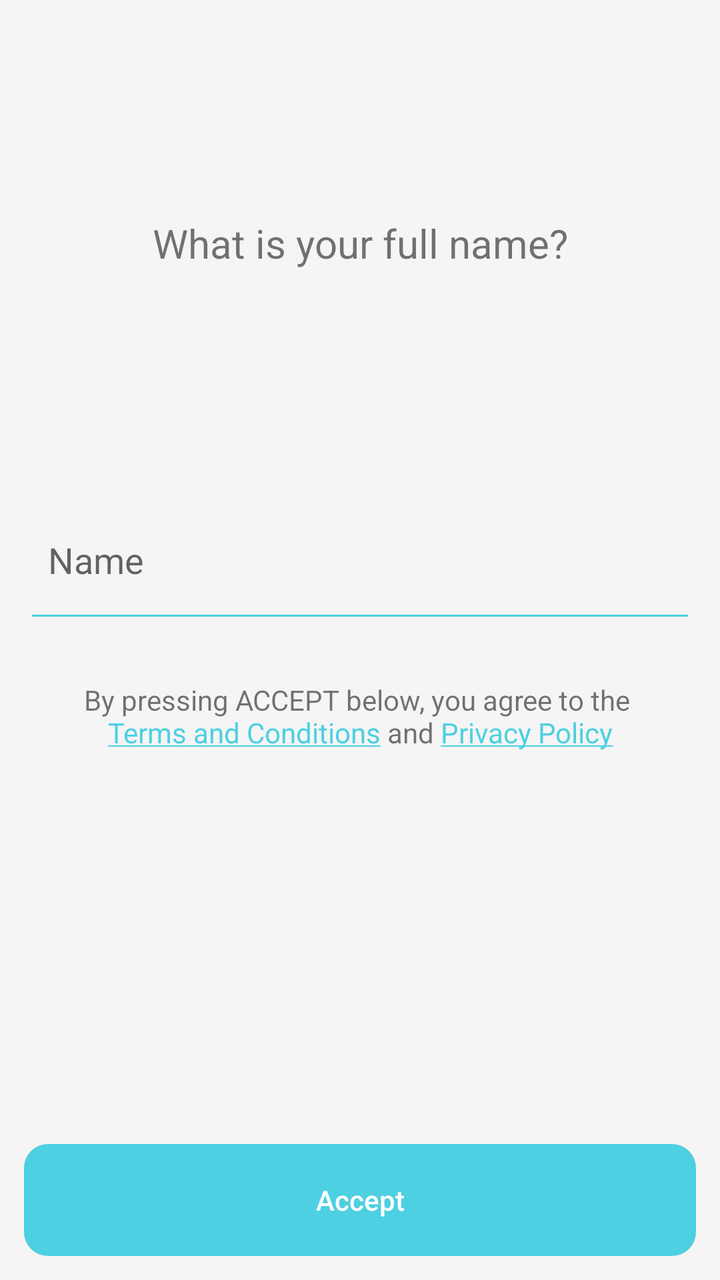
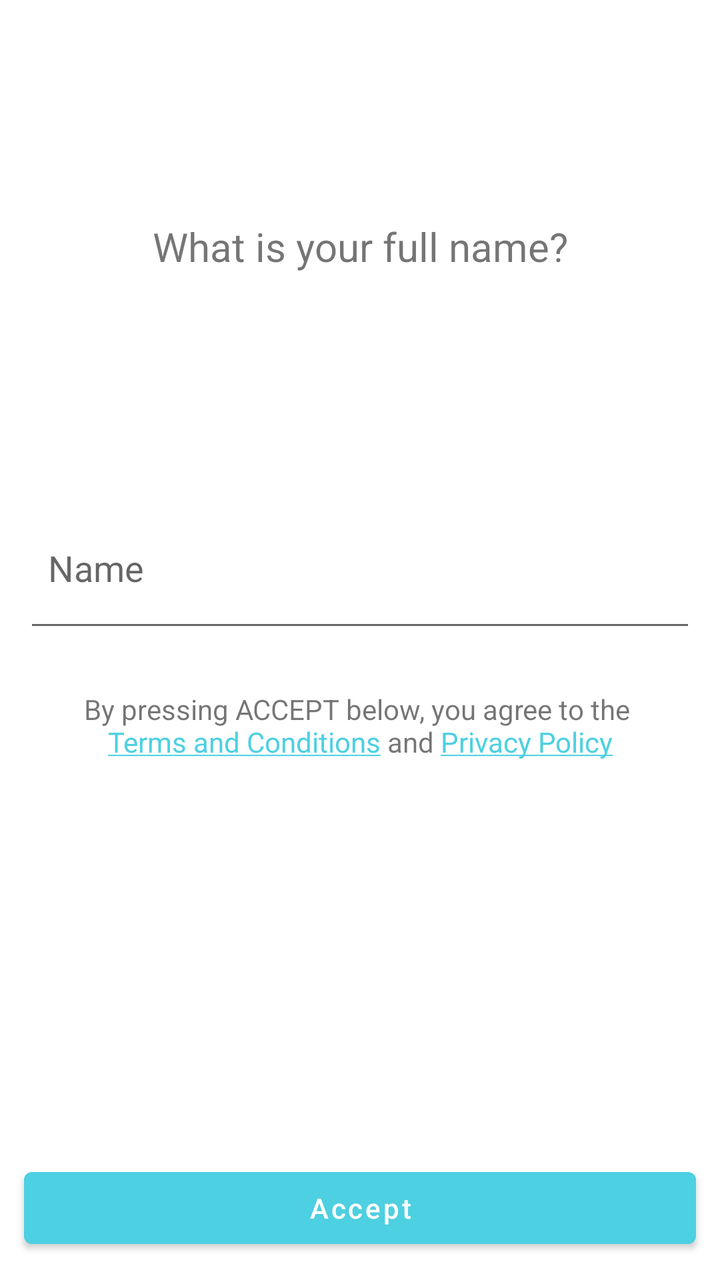

The first picture is an Android layout as it rendered before a commit; the second is the same layout after the commit. The layout source and the unified diff follow.
<!-- AndroidManifest.xml: activity theme LoggedOutTheme -->
<!-- res/layout/activity_terms.xml -->
<?xml version="1.0" encoding="utf-8"?>
<RelativeLayout
    xmlns:android="http://schemas.android.com/apk/res/android"
    xmlns:app="http://schemas.android.com/apk/res-auto"
    xmlns:tools="http://schemas.android.com/tools"
    android:layout_width="match_parent"
    android:layout_height="match_parent">
    <LinearLayout
        android:layout_width="match_parent"
        android:layout_height="match_parent"
        android:orientation="vertical"
        tools:context="com.oo0o0o.colorphoria.activities.loggedoutactivites.BirthdayActivity">


        <TextView
            android:id="@+id/name_prompt_text_view"
            android:layout_width="match_parent"
            android:layout_height="0dp"
            android:layout_weight="3"
            android:gravity="center"
            android:layout_margin="@dimen/activity_horizontal_margin"
            android:textSize="20sp"
            android:breakStrategy="simple"
            android:text="@string/enter_name" />

        <EditText
            android:id="@+id/name_edit_text"
            android:layout_width="match_parent"
            android:layout_height="0dp"
            android:layout_weight="1"
            android:hint="@string/name_placeholder"
            android:layout_marginLeft="@dimen/activity_horizontal_margin"
            android:layout_marginRight="@dimen/activity_horizontal_margin"
            android:padding="@dimen/activity_horizontal_margin"
            android:inputType="textCapWords" />

        <TextView
            android:id="@+id/terms_agreement_text_view"
            android:paddingTop="@dimen/activity_horizontal_margin"
            android:gravity="center|top"
            android:layout_width="match_parent"
            android:layout_height="0dp"
            android:layout_weight="3"
            android:layout_margin="@dimen/activity_horizontal_margin"
            android:textSize="14sp"
            android:breakStrategy="simple"
            android:text="@string/terms_info" />

        <TextView
            android:id="@+id/terms_continue_button"
            android:layout_width="match_parent"
            android:layout_height="@dimen/navigation_footer_height"
            android:background="@drawable/button_selector_large"
            android:text="@string/terms_continue"
            android:gravity="center"
            android:layout_margin="@dimen/activity_horizontal_margin"
            android:textColor="@color/colorPrimary"
            android:fontFamily="sans-serif-medium"
            android:textAllCaps="false"
            android:onClick="onAccept"/>
    </LinearLayout>

    <include layout="@layout/progress"></include>
</RelativeLayout>
<!-- res/layout/progress.xml (included above) -->
<?xml version="1.0" encoding="utf-8"?>
<RelativeLayout xmlns:android="http://schemas.android.com/apk/res/android"
android:id="@+id/progress_bar_layout"
android:layout_width="match_parent"
android:layout_height="match_parent"
android:background="#99000000"
android:visibility="gone">
<ProgressBar
    style="?android:attr/progressBarStyleLarge"
    android:layout_width="wrap_content"
    android:layout_height="wrap_content"
    android:id="@+id/progress_bar"
    android:layout_centerVertical="true"
    android:layout_centerHorizontal="true"
    android:indeterminate="true"
    android:visibility="visible"/>
</RelativeLayout>
<!-- resources referenced by this layout -->
<resources>
  <color name="colorPrimary">#ffffffff</color>
  <dimen name="activity_horizontal_margin">12dp</dimen>
  <dimen name="navigation_footer_height">56dp</dimen>
  <!-- drawable button_selector_large (drawable) -->
  <?xml version="1.0" encoding="utf-8"?>
  <selector xmlns:android="http://schemas.android.com/apk/res/android" >
      <item android:state_pressed="true" >
          <shape android:shape="rectangle"  >
              <corners android:radius="20dip" />
              <solid android:color="@color/colorAccent"/>
          </shape>
      </item>
      <item android:state_focused="true">
          <shape android:shape="rectangle"  >
              <corners android:radius="20dip" />
              <solid android:color="@color/colorAccent"/>
          </shape>
      </item>
      <item >
          <shape android:shape="rectangle"  >
              <corners android:radius="12dp" />
              <solid android:color="#ff4dd0e1" />
              
          </shape>
      </item>
  </selector>
  <string name="enter_name">What is your full name?</string>
  <string name="name_placeholder">Name</string>
  <string name="terms_continue">Accept</string>
  <string name="terms_info">By pressing ACCEPT below, you agree to the \n<a href="https://www.websitepolicies.com/policies/view/Qe1SlB">Terms and Conditions</a> and <a href="https://www.websitepolicies.com/policies/view/5Rij1h">Privacy Policy</a></string>
  <style name="LoggedOutTheme" parent="AppTheme">
          <item name="windowActionBar">false</item>
          <item name="windowNoTitle">true</item>
      </style>
  <color name="colorAccent">#ffb4ffff</color>
  <style name="AppTheme" parent="BaseTheme">
      </style>
  <style name="BaseTheme" parent="Theme.AppCompat.Light">
          <item name="colorPrimary">@color/colorPrimary</item>
          <item name="colorPrimaryDark">@color/colorPrimaryDark</item> 
          <item name="colorAccent">@color/colorAccent</item> 
  
          <item name="android:colorBackground">@color/colorBackground</item> 
          <item name="android:windowBackground">@color/colorBackground</item> 
          <item name="android:itemBackground">@color/colorPrimary</item> 
          <item name="android:colorForeground">@color/colorForeground</item>
  
          <item name="android:textColorPrimary">@color/colorSecondary</item> 
          
          <item name="android:textColorSecondary">@color/colorSecondary</item> 
          
          
          
          
          
          
          
          <item name="android:textColorHighlight">@color/colorPrimary</item>
          <item name="android:textColorLink">@color/colorSecondary</item>
  
          <item name="android:actionOverflowButtonStyle">@style/Overflow</item>
  
          <item name="editTextStyle">@style/EditText</item>
      </style>
  <color name="colorPrimaryDark">#ffc7c7c7</color>
  <color name="colorBackground">#fff5f5f5</color>
  <color name="colorForeground">@color/colorPrimary</color>
  <color name="colorSecondary">#ff4DD0E1</color>
  <style name="Overflow" parent="@style/Widget.AppCompat.Light.ActionButton.Overflow">
          <item name="android:src">@drawable/ic_more_vert_24dp</item>
      </style>
  <style name="EditText" parent="@style/Widget.AppCompat.EditText">
          <item name="android:textColor">@color/colorEditText</item>
      </style>
  <!-- drawable ic_more_vert_24dp (drawable) -->
  <vector xmlns:android="http://schemas.android.com/apk/res/android"
          android:width="24dp"
          android:height="24dp"
          android:viewportWidth="24.0"
          android:viewportHeight="24.0">
      <path
          android:fillColor="#ffc7c7c7"
          android:pathData="M12,8c1.1,0 2,-0.9 2,-2s-0.9,-2 -2,-2 -2,0.9 -2,2 0.9,2 2,2zM12,10c-1.1,0 -2,0.9 -2,2s0.9,2 2,2 2,-0.9 2,-2 -0.9,-2 -2,-2zM12,16c-1.1,0 -2,0.9 -2,2s0.9,2 2,2 2,-0.9 2,-2 -0.9,-2 -2,-2z"/>
  </vector>
  <color name="colorEditText">#8a000000</color>
</resources>

<!-- the commit's change to res/layout/activity_terms.xml (unified diff, before → after) -->
@@ -46,16 +46,13 @@
             android:breakStrategy="simple"
             android:text="@string/terms_info" />
 
-        <TextView
+        <Button
             android:id="@+id/terms_continue_button"
             android:layout_width="match_parent"
-            android:layout_height="@dimen/navigation_footer_height"
-            android:background="@drawable/button_selector_large"
+            android:layout_height="wrap_content"
             android:text="@string/terms_continue"
             android:gravity="center"
             android:layout_margin="@dimen/activity_horizontal_margin"
-            android:textColor="@color/colorPrimary"
-            android:fontFamily="sans-serif-medium"
             android:textAllCaps="false"
             android:onClick="onAccept"/>
     </LinearLayout>
<!-- resource entries referenced after the edit -->
@@ -1,31 +1,6 @@
 <!-- resources referenced by this layout -->
 <resources>
-  <color name="colorPrimary">#ffffffff</color>
   <dimen name="activity_horizontal_margin">12dp</dimen>
-  <dimen name="navigation_footer_height">56dp</dimen>
-  <!-- drawable button_selector_large (drawable) -->
-  <?xml version="1.0" encoding="utf-8"?>
-  <selector xmlns:android="http://schemas.android.com/apk/res/android" >
-      <item android:state_pressed="true" >
-          <shape android:shape="rectangle"  >
-              <corners android:radius="20dip" />
-              <solid android:color="@color/colorAccent"/>
-          </shape>
-      </item>
-      <item android:state_focused="true">
-          <shape android:shape="rectangle"  >
-              <corners android:radius="20dip" />
-              <solid android:color="@color/colorAccent"/>
-          </shape>
-      </item>
-      <item >
-          <shape android:shape="rectangle"  >
-              <corners android:radius="12dp" />
-              <solid android:color="#ff4dd0e1" />
-              
-          </shape>
-      </item>
-  </selector>
   <string name="enter_name">What is your full name?</string>
   <string name="name_placeholder">Name</string>
   <string name="terms_continue">Accept</string>
@@ -34,56 +9,15 @@
           <item name="windowActionBar">false</item>
           <item name="windowNoTitle">true</item>
       </style>
-  <color name="colorAccent">#ffb4ffff</color>
   <style name="AppTheme" parent="BaseTheme">
       </style>
-  <style name="BaseTheme" parent="Theme.AppCompat.Light">
-          <item name="colorPrimary">@color/colorPrimary</item>
-          <item name="colorPrimaryDark">@color/colorPrimaryDark</item> 
-          <item name="colorAccent">@color/colorAccent</item> 
+  <style name="BaseTheme" parent="Theme.MaterialComponents.Light.DarkActionBar">
+          <item name="colorPrimary">@color/colorSecondary</item>
+          <item name="colorPrimaryDark">@color/colorSecondaryDark</item> 
+          <item name="colorAccent">@color/colorSecondary</item> 
   
-          <item name="android:colorBackground">@color/colorBackground</item> 
-          <item name="android:windowBackground">@color/colorBackground</item> 
-          <item name="android:itemBackground">@color/colorPrimary</item> 
-          <item name="android:colorForeground">@color/colorForeground</item>
-  
-          <item name="android:textColorPrimary">@color/colorSecondary</item> 
-          
-          <item name="android:textColorSecondary">@color/colorSecondary</item> 
-          
-          
-          
-          
-          
-          
-          
-          <item name="android:textColorHighlight">@color/colorPrimary</item>
-          <item name="android:textColorLink">@color/colorSecondary</item>
-  
-          <item name="android:actionOverflowButtonStyle">@style/Overflow</item>
-  
-          <item name="editTextStyle">@style/EditText</item>
       </style>
-  <color name="colorPrimaryDark">#ffc7c7c7</color>
-  <color name="colorBackground">#fff5f5f5</color>
-  <color name="colorForeground">@color/colorPrimary</color>
   <color name="colorSecondary">#ff4DD0E1</color>
-  <style name="Overflow" parent="@style/Widget.AppCompat.Light.ActionButton.Overflow">
-          <item name="android:src">@drawable/ic_more_vert_24dp</item>
-      </style>
-  <style name="EditText" parent="@style/Widget.AppCompat.EditText">
-          <item name="android:textColor">@color/colorEditText</item>
-      </style>
-  <!-- drawable ic_more_vert_24dp (drawable) -->
-  <vector xmlns:android="http://schemas.android.com/apk/res/android"
-          android:width="24dp"
-          android:height="24dp"
-          android:viewportWidth="24.0"
-          android:viewportHeight="24.0">
-      <path
-          android:fillColor="#ffc7c7c7"
-          android:pathData="M12,8c1.1,0 2,-0.9 2,-2s-0.9,-2 -2,-2 -2,0.9 -2,2 0.9,2 2,2zM12,10c-1.1,0 -2,0.9 -2,2s0.9,2 2,2 2,-0.9 2,-2 -0.9,-2 -2,-2zM12,16c-1.1,0 -2,0.9 -2,2s0.9,2 2,2 2,-0.9 2,-2 -0.9,-2 -2,-2z"/>
-  </vector>
-  <color name="colorEditText">#8a000000</color>
+  <color name="colorSecondaryDark">#ff009faf</color>
 </resources>
 
